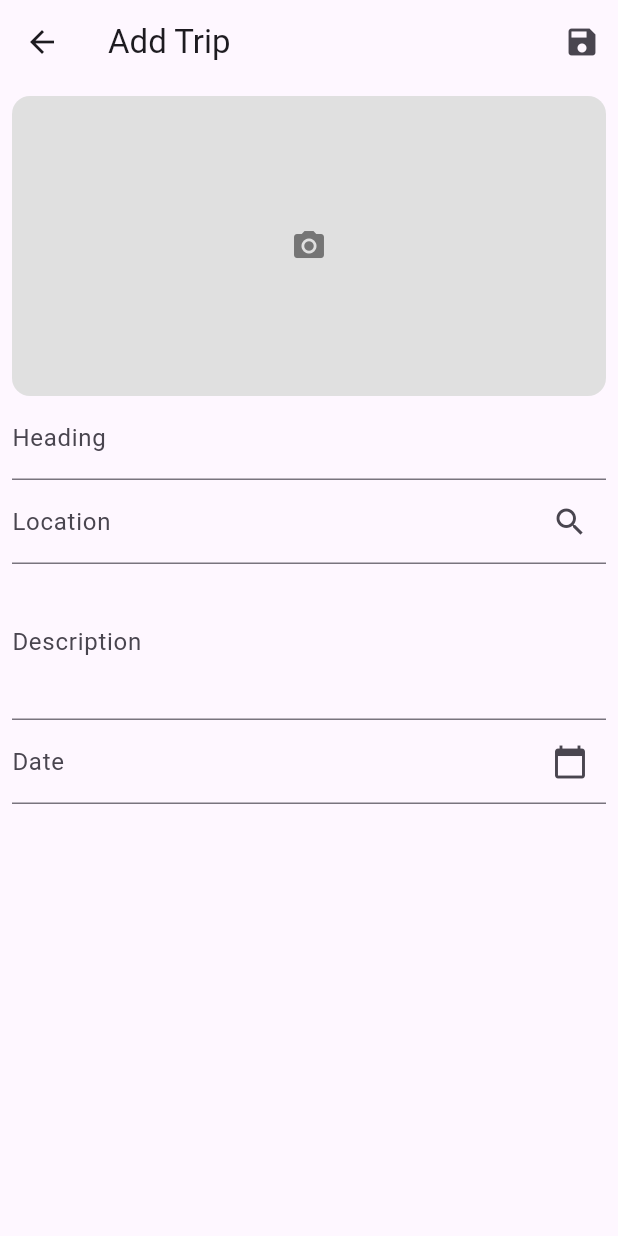
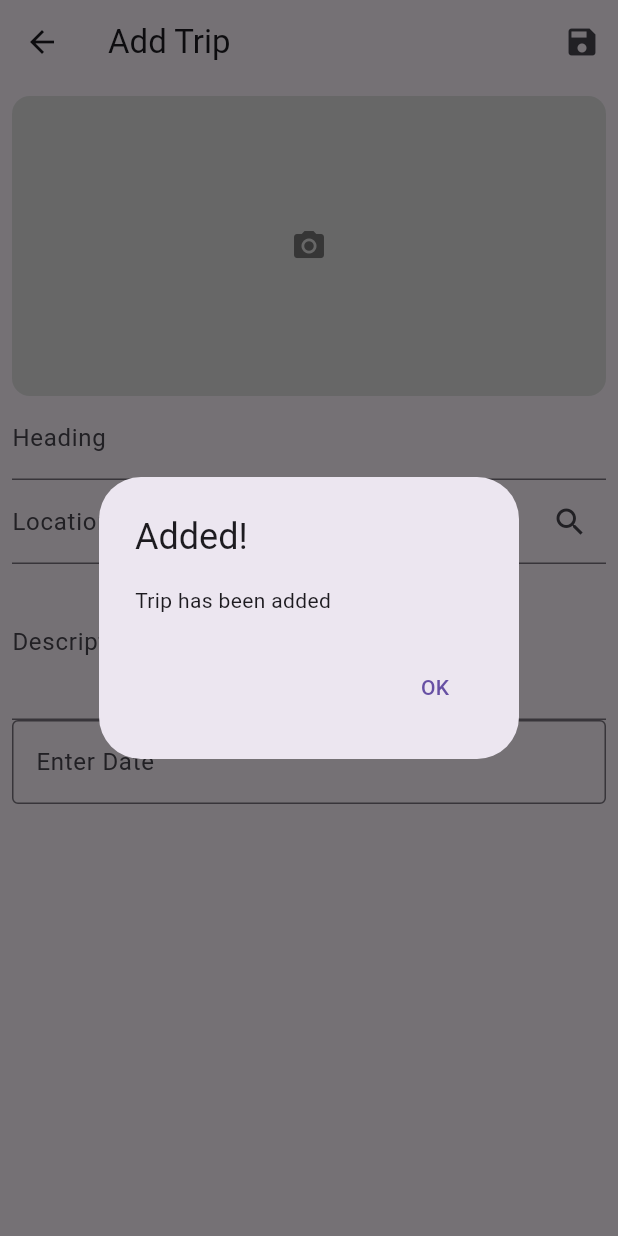
Before and after one commit to ngzh-luke/muict-424prj, a Flutter app: the screen it shows once a user with an empty profile is signed in, item 2 of the bottom bar chosen, after a tap on the "save" icon, on a phone screen of 412 x 824 dp. Run offline on Flutter 3.47's test engine with Material 3 defaults, Android fonts, the light colour scheme and no system bars; our stand-ins replace cloud_firestore, firebase_auth, firebase_core, google_maps_flutter, table_calendar; accounts and stored records are empty; generated files the repository leaves out were written again; network calls fail.

Commit message:
auth diglog bugs fixed and add trip is in progress

```diff
--- a/travel_diary_app/lib/src/app.dart
+++ b/travel_diary_app/lib/src/app.dart
@@ -28,6 +28,7 @@ class MyApp extends StatelessWidget {
       listenable: settingsController,
       builder: (BuildContext context, Widget? child) {
         return MaterialApp(
+          debugShowCheckedModeBanner: false, // remove debug banner
           // Providing a restorationScopeId allows the Navigator built by the
           // MaterialApp to restore the navigation stack when a user leaves and
           // returns to the app after it has been killed while running in the
--- /dev/null
+++ b/travel_diary_app/lib/src/dialoger.dart
@@ -0,0 +1,92 @@
+import 'package:flutter/material.dart';
+
+showSuccessDialog(BuildContext context, String msg, String title,
+    String? navName, bool back) {
+  // set up the button
+  Widget okButton = TextButton(
+    child: const Text("OK"),
+    onPressed: () {
+      Navigator.of(context).pop(); // dismiss dialog
+      if (back) {
+        Navigator.of(context).pop();
+      }
+      // Navigator.pushNamed(context, '/signup');
+    },
+  );
+
+  // set up the AlertDialog
+  AlertDialog alert = AlertDialog(
+    title: Text(title),
+    content: Text(msg),
+    actions: (navName != null)
+        ? [
+            okButton,
+            TextButton(
+              child: const Text("Back"),
+              onPressed: () {
+                Navigator.of(context).pop();
+                // Navigator.of(context).pushNamed(navName); // dismiss dialog
+              },
+            )
+          ]
+        : [okButton],
+  );
+
+  // show the dialog
+  showDialog(
+    context: context,
+    builder: (BuildContext context) {
+      return alert;
+    },
+  );
+}
+
+showErrDialog(BuildContext context, String msg) {
+  // set up the button
+  Widget okButton = TextButton(
+    child: const Text("OK"),
+    onPressed: () {
+      Navigator.of(context).pop(); // dismiss dialog
+    },
+  );
+
+  // set up the AlertDialog
+  AlertDialog alert = AlertDialog(
+    title: const Text('Error has occured!'),
+    content: Text(msg),
+    actions: [okButton],
+  );
+
+  // show the dialog
+  showDialog(
+    context: context,
+    builder: (BuildContext context) {
+      return alert;
+    },
+  );
+}
+
+showGenDialog(BuildContext context, String msg, String title) {
+  // set up the button
+  Widget okButton = TextButton(
+    child: const Text("OK"),
+    onPressed: () {
+      Navigator.of(context).pop(); // dismiss dialog
+    },
+  );
+
+  // set up the AlertDialog
+  AlertDialog alert = AlertDialog(
+    title: Text(title),
+    content: Text(msg),
+    actions: [okButton],
+  );
+
+  // show the dialog
+  showDialog(
+    context: context,
+    builder: (BuildContext context) {
+      return alert;
+    },
+  );
+}
--- a/travel_diary_app/lib/src/home_page/add_destination.dart
+++ b/travel_diary_app/lib/src/home_page/add_destination.dart
@@ -1,24 +1,46 @@
+import 'dart:developer';
+
+import 'package:cloud_firestore/cloud_firestore.dart';
 import 'package:flutter/material.dart';
+import 'package:travel_diary_app_/src/dialoger.dart';
 
 class AddDestinationView extends StatelessWidget {
-  const AddDestinationView({Key? key}) : super(key: key);
+  AddDestinationView({super.key});
+
+  final titleCont = TextEditingController();
+  final descCont = TextEditingController();
+  final headingCont = TextEditingController();
+  var savedDate;
+  final collection = FirebaseFirestore.instance.collection('postBuckets');
 
   @override
   Widget build(BuildContext context) {
     return Scaffold(
       appBar: AppBar(
-        title: Text('Add Trip'),
+        title: const Text('Add Trip'),
         actions: [
           IconButton(
-            icon: Icon(Icons.save),
+            icon: const Icon(Icons.save),
             onPressed: () {
               // Handle save action
+
+              try {
+                collection.add({
+                  'title': headingCont.text.trim(),
+                  'content': descCont.text.trim()
+                }).whenComplete(() => showSuccessDialog(
+                    context, 'Trip has been added', 'Added!', null, true));
+              } catch (e) {
+                showErrDialog(context,
+                    'Unknown error occured when adding new trip, please try again later');
+                log(e.toString());
+              } finally {}
             },
           ),
         ],
       ),
       body: Padding(
-        padding: EdgeInsets.all(8.0),
+        padding: const EdgeInsets.all(8.0),
         child: Column(
           children: <Widget>[
             GestureDetector(
@@ -39,30 +61,28 @@ class AddDestinationView extends StatelessWidget {
               ),
             ),
             TextFormField(
-              decoration: InputDecoration(
+              controller: headingCont,
+              decoration: const InputDecoration(
                 labelText: 'Heading',
               ),
             ),
             TextFormField(
-              decoration: InputDecoration(
+              decoration: const InputDecoration(
                 labelText: 'Location',
                 suffixIcon: Icon(Icons.search),
               ),
             ),
             TextFormField(
-              decoration: InputDecoration(
+              controller: descCont,
+              decoration: const InputDecoration(
                 labelText: 'Description',
               ),
               maxLines: 3,
             ),
-            TextFormField(
-              decoration: InputDecoration(
-                labelText: 'Date',
-                suffixIcon: Icon(Icons.calendar_today),
-              ),
-              onTap: () {
-                // Handle date selection
-              },
+            InputDatePickerFormField(
+              firstDate: DateTime.fromMillisecondsSinceEpoch(0),
+              lastDate: DateTime.now(),
+              onDateSaved: (value) => savedDate = value,
             ),
           ],
         ),
```
Also changed, not shown: travel_diary_app/lib/src/home_page/home_view.dart (+30 -34 lines), travel_diary_app/lib/src/user_object.dart (+31 -13 lines).
